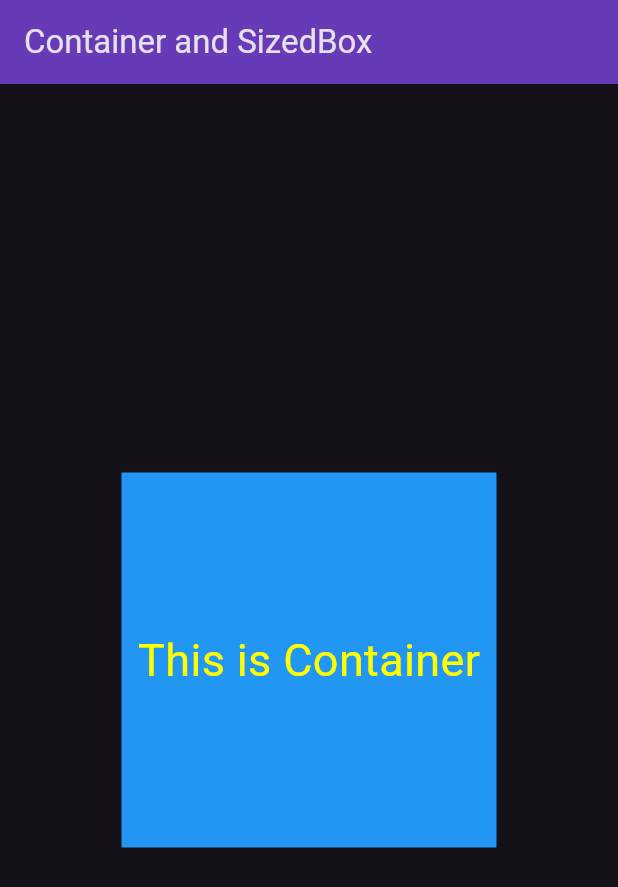
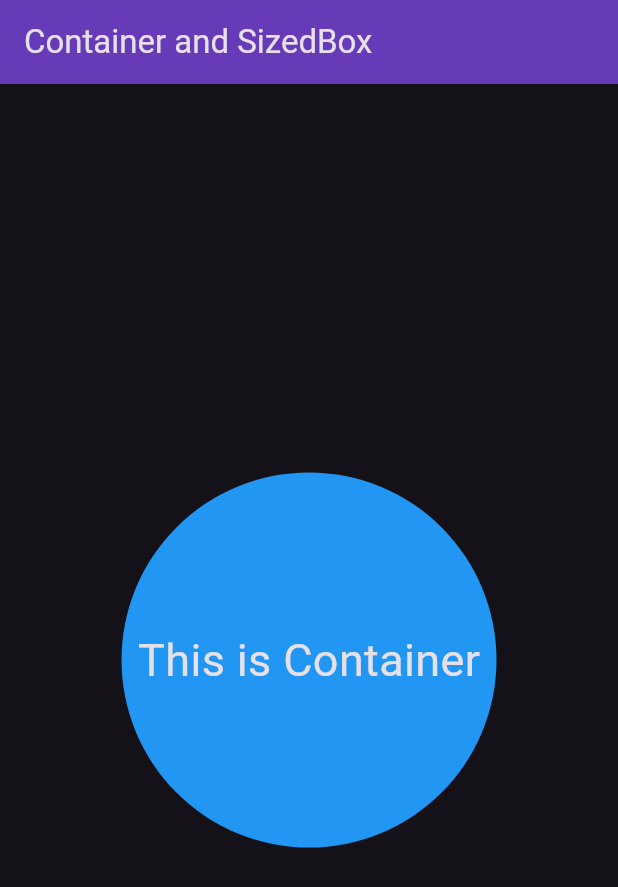
Before and after one commit to DevanshSadhya/Flutter_Basics, a Flutter app: the screen it shows after launch, on a phone screen of 412 x 824 dp. Shown: the top 887 px of the screen. Run offline on Flutter 3.47's test engine with Material 3 defaults, Android fonts, the phone set to English and light mode, and no system bars.

Commit message:
1st Container Sized Box widgets

```diff
--- a/flutter_basics_appsbuilding/lib/Widgets/Container_SizedBox.dart
+++ b/flutter_basics_appsbuilding/lib/Widgets/Container_SizedBox.dart
@@ -10,6 +10,7 @@ class Container_SizedBox extends StatelessWidget {
         title: Text('Container and SizedBox '),
         backgroundColor:Colors.deepPurple,
       ),
+      //SIZEDBOX WIDGET CODE:-
       // body:Center(
       //   child: SizedBox(
       //     height: 650,
@@ -17,15 +18,21 @@ class Container_SizedBox extends StatelessWidget {
       //     child: Center(child: Text('This is sized Box ')),
       //   ),
       // ) ,
+      //Container Widget code:-
       body: Center(
         child: Container(
           height: 250,
           width: 250,
-          child: Center(child: Text('This is Container',style: TextStyle(
-            fontSize: 30,
-            color: Colors.yellowAccent,
-          ),)),
-          color: Colors.blue,
+          decoration: BoxDecoration(
+            color: Colors.blue,
+            shape: BoxShape.circle,
+          ),
+          child: Center(child: Text('This is Container',style: TextStyle(fontSize: 30),)),
+          // child: Center(child: Text('This is Container',style: TextStyle(
+          //   fontSize: 30,
+          //   color: Colors.yellowAccent,
+          // ),)),
+          // color: Colors.blue,
         ),
       ),
     );
```
